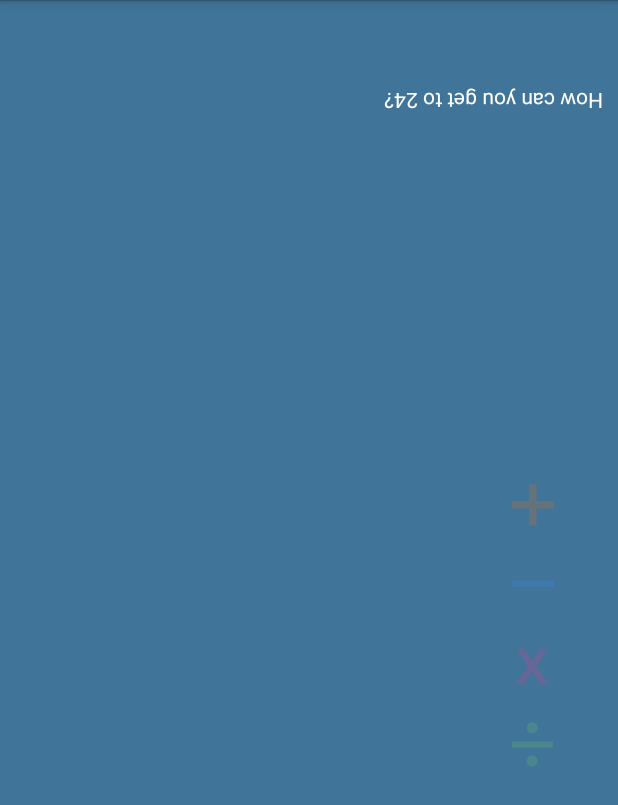
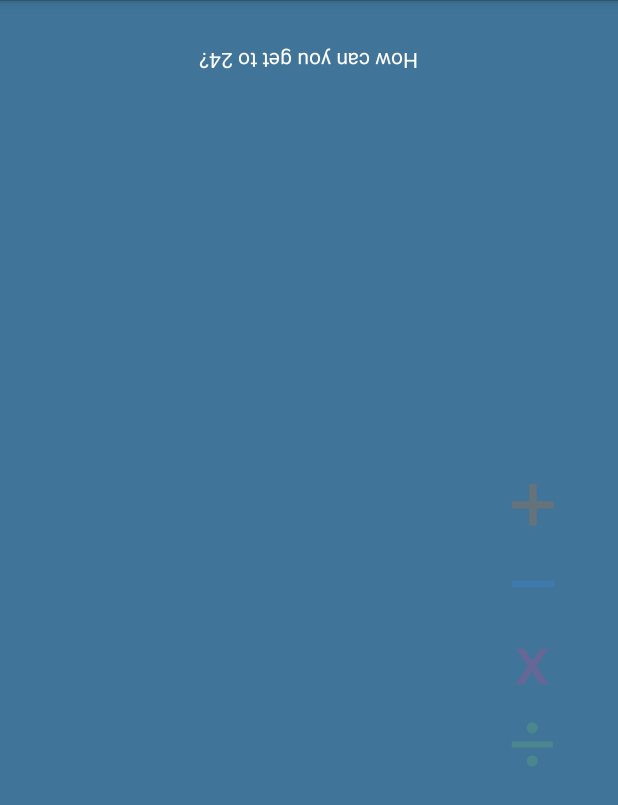
Before and after one commit to tonytamsf/android-Math-Get-To-24, an Android app: the screen it shows after launch (Math24), after a tap on an icon or button, on a phone screen of 412 x 824 dp. Shown: the top 805 px of the screen. Run offline under Robolectric (Android 15) with nearby library versions, the phone set to English and light mode, and no system bars.

Commit message:
- center text

```diff
--- a/app/src/main/java/com/wordpress/tonytam/mathgetto24/Math24.java
+++ b/app/src/main/java/com/wordpress/tonytam/mathgetto24/Math24.java
@@ -314,6 +314,8 @@ public class Math24 extends Activity implements SwipeInterface {
 
         if (answerArray.size() == 0) {
             player1GotAnswer(view);
+            labelAnswer1.setText("");
+            labelAnswer2.setText("");
         }
 
         BigDecimal rightAnswer = Math24Game.getRightAnswer();
@@ -327,6 +329,7 @@ public class Math24 extends Activity implements SwipeInterface {
         this.disableCards(true);
 
         // Keep the players informed about what has been selected, both players need to know
+
         for (int i = 0; i < 2; i++) {
             TextView labelAnswer = this.labelAnswers.get(i);
             if (labelAnswer.getText().equals( getString (R.string.how_do_you_24))) {
@@ -337,7 +340,6 @@ public class Math24 extends Activity implements SwipeInterface {
                             String.valueOf(cardHand.card.rank)
             );
         }
-
 
         Log.d(TAG, "cardsTouched " + this.answerCardArray.toString());
 
--- a/app/src/main/res/layout/activity_math24.xml
+++ b/app/src/main/res/layout/activity_math24.xml
@@ -179,9 +179,10 @@
                     android:layout_height="match_parent"
                     android:text="@string/how_do_you_24"
                     android:id="@+id/labelAnswer2"
-                    android:layout_gravity="right|bottom"
                     android:rotation="180"
                     android:textAlignment="center"
+                    android:layout_gravity="center_horizontal|center"
+                    android:gravity="center"
                     android:textColor="#ffffffff" />
 
             </FrameLayout>
@@ -268,12 +269,15 @@
                 </LinearLayout>
 
                 <TextView
-                    android:layout_width="match_parent"
+                    android:layout_width="fill_parent"
                     android:layout_height="fill_parent"
                     android:text="@string/how_do_you_24"
                     android:id="@+id/labelAnswer1"
                     android:textAlignment="center"
-                    android:textColor="#ffffffff" />
+                    android:textColor="#ffffffff"
+                    android:layout_gravity="center_horizontal|center"
+                    android:gravity="center"
+                    />
 
             </FrameLayout>
 
@@ -388,6 +392,8 @@
             </LinearLayout>
 
             <TextView
+                android:textAlignment="center"
+                android:layout_gravity="center_horizontal|center"
                 android:layout_width="fill_parent"
                 android:layout_height="wrap_content"
                 android:text="New Text\nhi\nthere"
@@ -399,7 +405,7 @@
                 android:layout_above="@+id/player1Area"
                 android:layout_below="@+id/player2Area"
                 android:alpha="1.0"
-                android:textAlignment="center"
+                android:gravity="center"
                 android:textColor="#ffffffff"
                 android:maxLines="4"
                 android:background="#000000ff"
```
